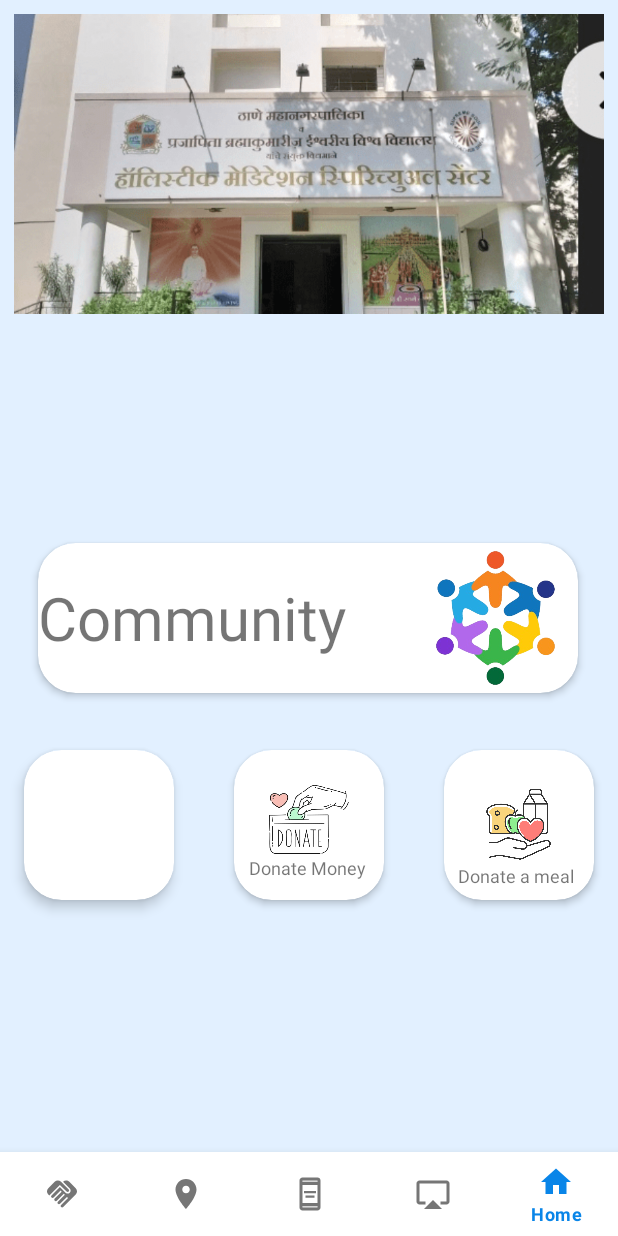
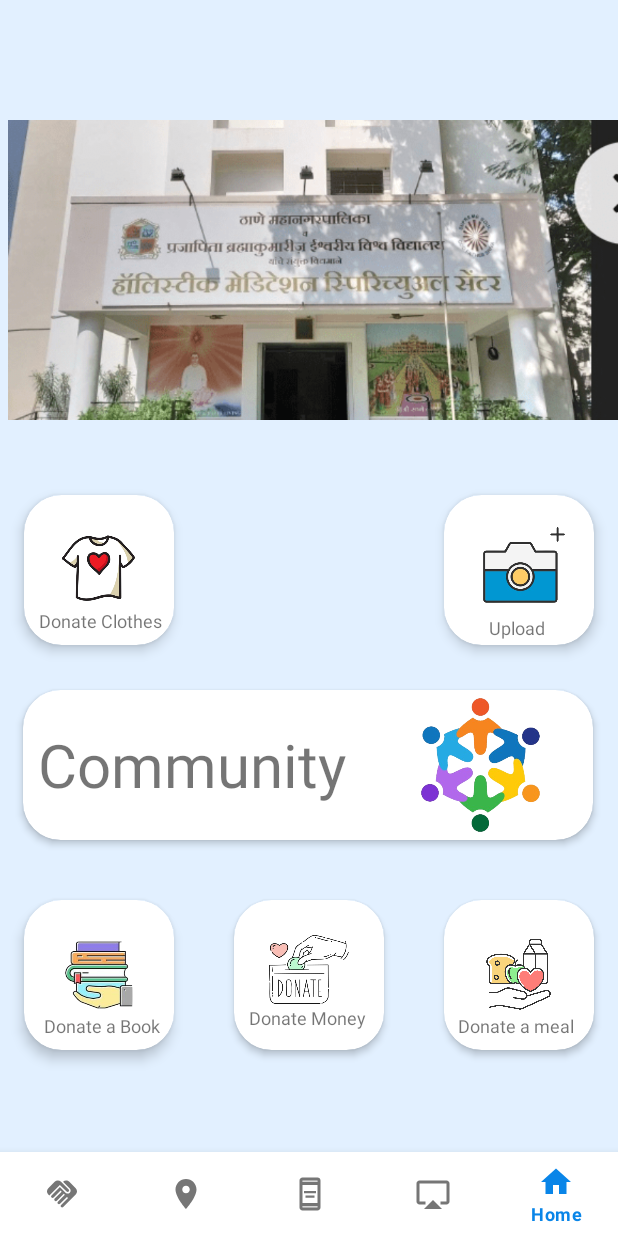
Before and after one commit to Code-X-Novas/Shine_gdsc, an Android app: the screen it shows after launch (MainActivity), item 5 of the bottom bar chosen, on a phone screen of 412 x 824 dp. Run offline under Robolectric (Android 15) with nearby library versions, the phone set to English and light mode, and no system bars.

Commit message:
card design XML REFINED Home Page Completed

```diff
--- a/app/src/main/res/layout/fragment_home_community.xml
+++ b/app/src/main/res/layout/fragment_home_community.xml
@@ -15,8 +15,7 @@
     <RelativeLayout
 
         android:layout_width="match_parent"
-        android:layout_height="wrap_content"
-        >
+        android:layout_height="wrap_content">
 
         <ImageView
             android:id="@+id/postImageView"
--- a/app/src/main/res/layout/fragment_profile.xml
+++ b/app/src/main/res/layout/fragment_profile.xml
@@ -8,18 +8,16 @@
     android:background="#E2F0FF">
 
 
-    <SearchView
-        android:layout_width="match_parent"
-        android:layout_height="40dp">
 
-    </SearchView>
 
     <androidx.viewpager2.widget.ViewPager2
         android:id="@+id/viewpager"
         android:layout_width="match_parent"
+        android:layout_marginLeft="5dp"
         android:layout_height="200dp"
         tools:ignore="MissingConstraint"
-        android:layout_margin="9dp"/>
+        android:layout_marginTop="80dp"
+        />
 
 
 
@@ -29,7 +27,7 @@
         android:layout_width="100dp"
         android:layout_height="100dp"
         android:layout_gravity="center_horizontal"
-        android:layout_marginTop="500dp"
+        android:layout_marginTop="600dp"
         app:cardCornerRadius="25dp"
         app:cardElevation="3dp"
         android:clickable="true"
@@ -63,11 +61,30 @@
         android:layout_width="100dp"
         android:layout_height="100dp"
         android:layout_gravity="center_horizontal"
-        android:layout_marginTop="500dp"
+        android:layout_marginTop="600dp"
         android:layout_marginRight="140dp"
-        app:cardElevation="5dp"
         app:cardCornerRadius="25dp"
-       >
+        app:cardElevation="5dp">
+
+
+        <ImageView
+            android:layout_width="60dp"
+            android:layout_height="60dp"
+            android:src="@drawable/donate_book_transperent"
+            android:scaleType="fitXY"
+            android:layout_gravity="center">
+
+        </ImageView>
+
+        <TextView
+            android:layout_width="wrap_content"
+            android:layout_height="wrap_content"
+            android:text="Donate a Book"
+            android:layout_marginTop="75dp"
+            android:layout_marginLeft="13dp"
+            android:textSize="12dp">
+
+        </TextView>
 
 
     </androidx.cardview.widget.CardView>
@@ -77,7 +94,7 @@
         android:layout_width="100dp"
         android:layout_height="100dp"
         android:layout_gravity="center_horizontal"
-        android:layout_marginTop="500dp"
+        android:layout_marginTop="600dp"
         android:layout_marginLeft="140dp"
         app:cardElevation="3dp"
         app:cardCornerRadius="25dp"
@@ -109,10 +126,10 @@
 
     <androidx.cardview.widget.CardView
         android:id="@+id/community"
-        android:layout_width="360dp"
+        android:layout_width="380dp"
         android:layout_height="100dp"
-        android:layout_gravity="center_vertical"
-        android:layout_marginLeft="25dp"
+        android:layout_marginTop="460dp"
+        android:layout_marginLeft="15dp"
         android:background="#053257"
         android:paddingLeft="10dp"
         app:cardCornerRadius="25dp"
@@ -131,11 +148,85 @@
             android:layout_height="wrap_content"
             android:layout_gravity="center_vertical"
             android:text="Community"
-            android:textSize="40dp">
+            android:textSize="40dp"
+            android:layout_marginLeft="10dp">
 
         </TextView>
 
     </androidx.cardview.widget.CardView>
 
 
+    <androidx.cardview.widget.CardView
+        android:id="@+id/donate_clothes"
+        android:layout_width="100dp"
+        android:layout_height="100dp"
+        android:layout_gravity="center_horizontal"
+        android:layout_marginTop="330dp"
+        android:layout_marginRight="140dp"
+        app:cardElevation="5dp"
+        app:cardCornerRadius="25dp"
+        >
+
+
+        <ImageView
+            android:layout_width="90dp"
+            android:layout_height="90dp"
+            android:src="@drawable/donate_clothes_transperent"
+            android:scaleType="fitXY"
+            android:layout_gravity="center">
+
+        </ImageView>
+
+        <TextView
+            android:layout_width="wrap_content"
+            android:layout_height="wrap_content"
+            android:text="Donate Clothes"
+            android:layout_marginTop="75dp"
+            android:layout_marginLeft="10dp"
+            android:textSize="12dp">
+
+        </TextView>
+
+
+
+
+    </androidx.cardview.widget.CardView>
+
+
+    <androidx.cardview.widget.CardView
+        android:id="@+id/upload_pic_button"
+        android:layout_width="100dp"
+        android:layout_height="100dp"
+        android:layout_gravity="center_horizontal"
+        android:layout_marginTop="330dp"
+        android:layout_marginLeft="140dp"
+        app:cardElevation="5dp"
+        app:cardCornerRadius="25dp"
+        >
+
+        <ImageView
+            android:layout_width="100dp"
+            android:layout_height="100dp"
+            android:layout_marginLeft="3dp"
+            android:layout_marginBottom="3dp"
+            android:layout_gravity="center"
+            android:scaleType="fitXY"
+            android:src="@drawable/upload_pic_transperent">
+
+        </ImageView>
+
+        <TextView
+            android:layout_width="wrap_content"
+            android:layout_height="wrap_content"
+            android:text="Upload"
+            android:layout_marginTop="80dp"
+            android:layout_marginLeft="30dp"
+            android:textSize="12dp">
+
+        </TextView>
+
+
+    </androidx.cardview.widget.CardView>
+
+
 </FrameLayout>
```
Also changed, not shown: app/src/main/res/drawable/donate_book_transperent.png (added), app/src/main/res/drawable/donate_clothes_transperent.png (added), app/src/main/res/drawable/upload_pic_transperent.png (added), 1 other file.
